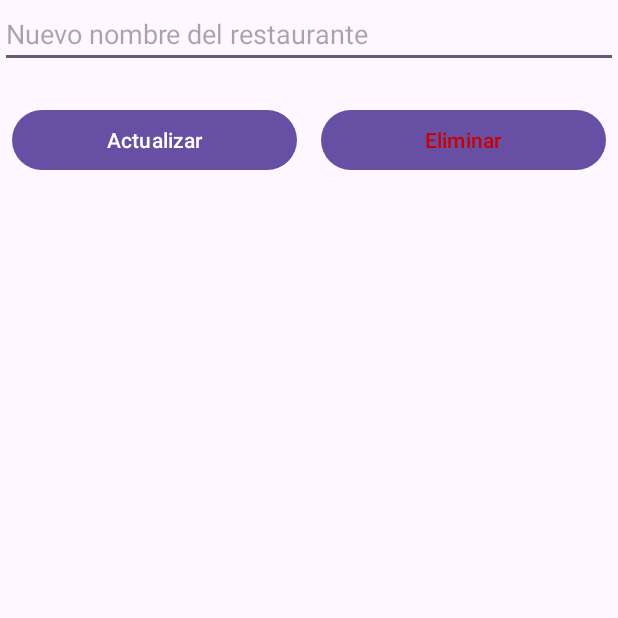
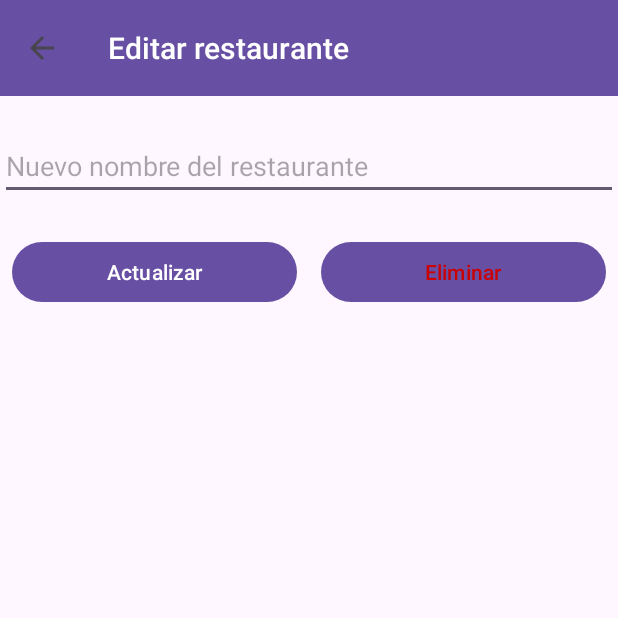
Before and after one commit to franciscoxcode/CDMXGourmet, an Android app: the EditRestaurantActivity screen opened directly, with no data from a screen before it, on a phone screen of 412 x 824 dp, the top half of it. Run offline under Robolectric (Android 15) with nearby library versions, the phone set to English and light mode, and no system bars; 1 statement that could not run was skipped.

Commit message:
Added toolbar with back button and improved layout for edit restaurant screen

```diff
--- a/app/src/main/java/com/franciscocasillas/cdmxgourmet/EditRestaurantActivity.java
+++ b/app/src/main/java/com/franciscocasillas/cdmxgourmet/EditRestaurantActivity.java
@@ -7,9 +7,10 @@ import android.widget.Toast;
 
 import androidx.activity.EdgeToEdge;
 import androidx.appcompat.app.AppCompatActivity;
+import androidx.appcompat.widget.Toolbar;
 import androidx.core.graphics.Insets;
+import androidx.core.view.ViewCompat;
 import androidx.core.view.WindowInsetsCompat;
-import androidx.core.view.ViewCompat;
 
 import com.franciscocasillas.cdmxgourmet.data.RestaurantDao;
 
@@ -30,6 +31,14 @@ public class EditRestaurantActivity extends AppCompatActivity {
             v.setPadding(sb.left, sb.top, sb.right, sb.bottom);
             return insets;
         });
+
+        // 🧱 Toolbar con botón de regreso
+        Toolbar toolbar = findViewById(R.id.toolbar);
+        setSupportActionBar(toolbar);
+        if (getSupportActionBar() != null) {
+            getSupportActionBar().setTitle("Editar restaurante");
+            getSupportActionBar().setDisplayHomeAsUpEnabled(true);
+        }
 
         editTextRestaurantName = findViewById(R.id.editTextRestaurantName);
         updateButton = findViewById(R.id.updateButton);
@@ -63,4 +72,10 @@ public class EditRestaurantActivity extends AppCompatActivity {
             finish();
         });
     }
+
+    @Override
+    public boolean onSupportNavigateUp() {
+        finish();
+        return true;
+    }
 }
--- a/app/src/main/res/layout/activity_edit_restaurant.xml
+++ b/app/src/main/res/layout/activity_edit_restaurant.xml
@@ -7,16 +7,31 @@
     android:layout_height="match_parent"
     android:padding="24dp">
 
+    <!-- 🧱 Toolbar arriba -->
+    <androidx.appcompat.widget.Toolbar
+        android:id="@+id/toolbar"
+        android:layout_width="0dp"
+        android:layout_height="wrap_content"
+        android:background="?attr/colorPrimary"
+        android:titleTextColor="@android:color/white"
+        app:title="Editar restaurante"
+        app:layout_constraintTop_toTopOf="parent"
+        app:layout_constraintStart_toStartOf="parent"
+        app:layout_constraintEnd_toEndOf="parent"/>
+
+    <!-- ✏️ Campo para editar nombre -->
     <EditText
         android:id="@+id/editTextRestaurantName"
         android:layout_width="0dp"
         android:layout_height="wrap_content"
         android:hint="Nuevo nombre del restaurante"
         android:inputType="textPersonName"
-app:layout_constraintTop_toTopOf="parent"
+        app:layout_constraintTop_toBottomOf="@id/toolbar"
         app:layout_constraintStart_toStartOf="parent"
-app:layout_constraintEnd_toEndOf="parent" />
+        app:layout_constraintEnd_toEndOf="parent"
+        android:layout_marginTop="24dp"/>
 
+    <!-- 🔘 Botones alineados horizontalmente -->
     <LinearLayout
         android:id="@+id/buttonRow"
         android:layout_width="0dp"
```
Lines whose indentation alone changed are shown as unchanged.
